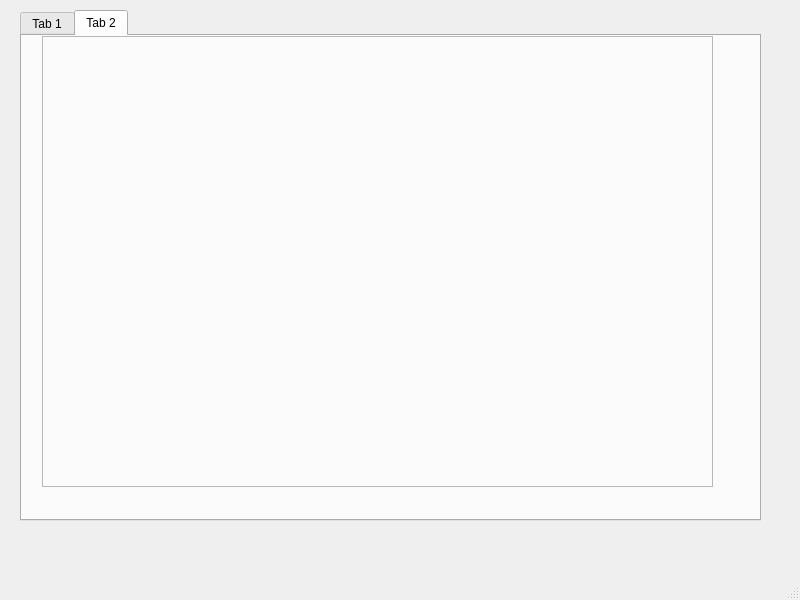
Before: the Qt Designer form qcustomplot/sample1/mainwindow.ui in DrLuciusFox/Qt5Projects, drawn with Qt 5.
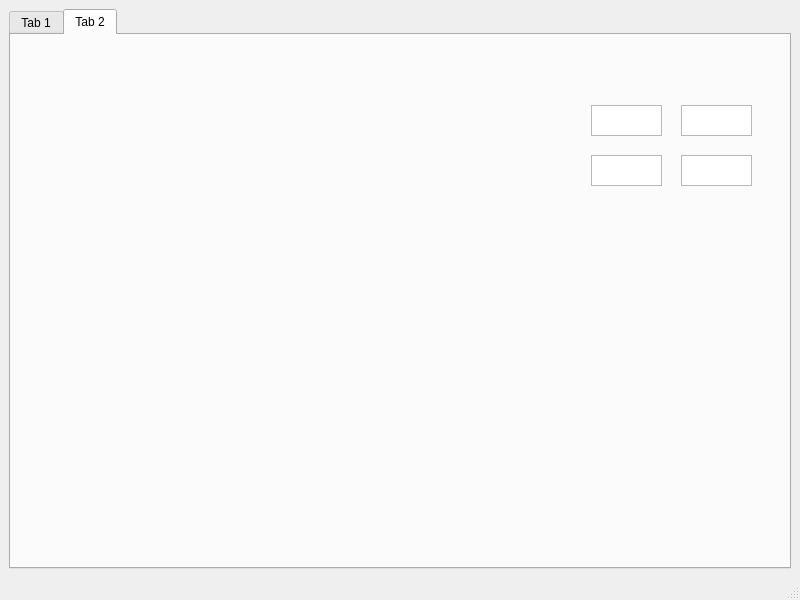
After: the same form once the commit is applied. The open tabs and pages were chosen to show the change. Custom widgets are drawn as their Qt base class.

Commit message:
Sample1: Grid LayOut with 2:1 Ratio
1. QWidgetPromoted to QCustomplot
2. AutoGridLayout from UI file in Tab1
3. Tab2 contains 1 Plot & 1 Frame with 4 text boxes
4. Manual GridLayout in Tab2 coded in 'mainwindow'

Diff of the .ui file:
```diff
--- a/qcustomplot/sample1/mainwindow.ui
+++ b/qcustomplot/sample1/mainwindow.ui
@@ -14,15 +14,9 @@
    <string>MainWindow</string>
   </property>
   <widget class="QWidget" name="centralwidget">
+   <layout class="QGridLayout" name="gridLayout_2">
+    <item row="0" column="0">
    <widget class="QTabWidget" name="tabWidget">
-    <property name="geometry">
-     <rect>
-      <x>20</x>
-      <y>10</y>
-      <width>741</width>
-      <height>511</height>
-     </rect>
-    </property>
     <property name="currentIndex">
      <number>0</number>
     </property>
@@ -48,27 +42,79 @@
      </widget>
     </widget>
     <widget class="QWidget" name="tab_2">
+       <property name="acceptDrops">
+        <bool>true</bool>
+       </property>
+       <property name="layoutDirection">
+        <enum>Qt::LeftToRight</enum>
+       </property>
      <attribute name="title">
       <string>Tab 2</string>
      </attribute>
-     <widget class="QFrame" name="frame_2">
+       <widget class="QCustomPlot" name="plot2" native="true">
       <property name="geometry">
        <rect>
         <x>20</x>
-        <y>0</y>
-        <width>671</width>
-        <height>451</height>
-       </rect>
-      </property>
-      <property name="frameShape">
-       <enum>QFrame::StyledPanel</enum>
-      </property>
-      <property name="frameShadow">
-       <enum>QFrame::Raised</enum>
-      </property>
-     </widget>
-    </widget>
-   </widget>
+          <y>12</y>
+          <width>521</width>
+          <height>472</height>
+         </rect>
+        </property>
+       </widget>
+       <widget class="QFrame" name="dataFrame">
+        <property name="geometry">
+         <rect>
+          <x>560</x>
+          <y>30</y>
+          <width>201</width>
+          <height>161</height>
+         </rect>
+        </property>
+        <widget class="QTextBrowser" name="textBrowser">
+         <property name="geometry">
+          <rect>
+           <x>20</x>
+           <y>40</y>
+           <width>71</width>
+           <height>31</height>
+          </rect>
+         </property>
+        </widget>
+        <widget class="QTextBrowser" name="textBrowser_2">
+         <property name="geometry">
+          <rect>
+           <x>110</x>
+           <y>40</y>
+           <width>71</width>
+           <height>31</height>
+          </rect>
+         </property>
+        </widget>
+        <widget class="QTextBrowser" name="textBrowser_3">
+         <property name="geometry">
+          <rect>
+           <x>20</x>
+           <y>90</y>
+           <width>71</width>
+           <height>31</height>
+          </rect>
+         </property>
+        </widget>
+        <widget class="QTextBrowser" name="textBrowser_4">
+         <property name="geometry">
+          <rect>
+           <x>110</x>
+           <y>90</y>
+           <width>71</width>
+           <height>31</height>
+          </rect>
+         </property>
+        </widget>
+       </widget>
+      </widget>
+     </widget>
+    </item>
+   </layout>
   </widget>
   <widget class="QMenuBar" name="menubar">
    <property name="geometry">
@@ -82,6 +128,14 @@
   </widget>
   <widget class="QStatusBar" name="statusbar"/>
  </widget>
+ <customwidgets>
+  <customwidget>
+   <class>QCustomPlot</class>
+   <extends>QWidget</extends>
+   <header>qcustomplot.h</header>
+   <container>1</container>
+  </customwidget>
+ </customwidgets>
  <resources/>
  <connections/>
 </ui>
```
Left out of the diff: 27 changed lines with no effect on the pictures. Lines whose indentation alone changed are shown as unchanged. The commit also changes 2 other files.
